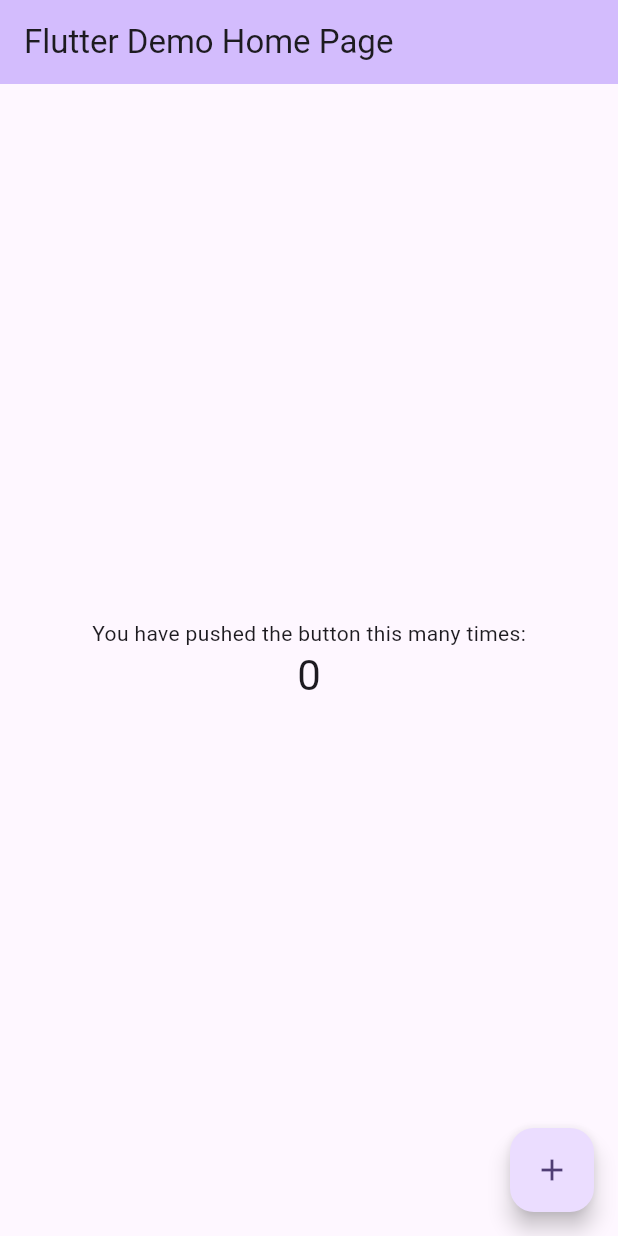
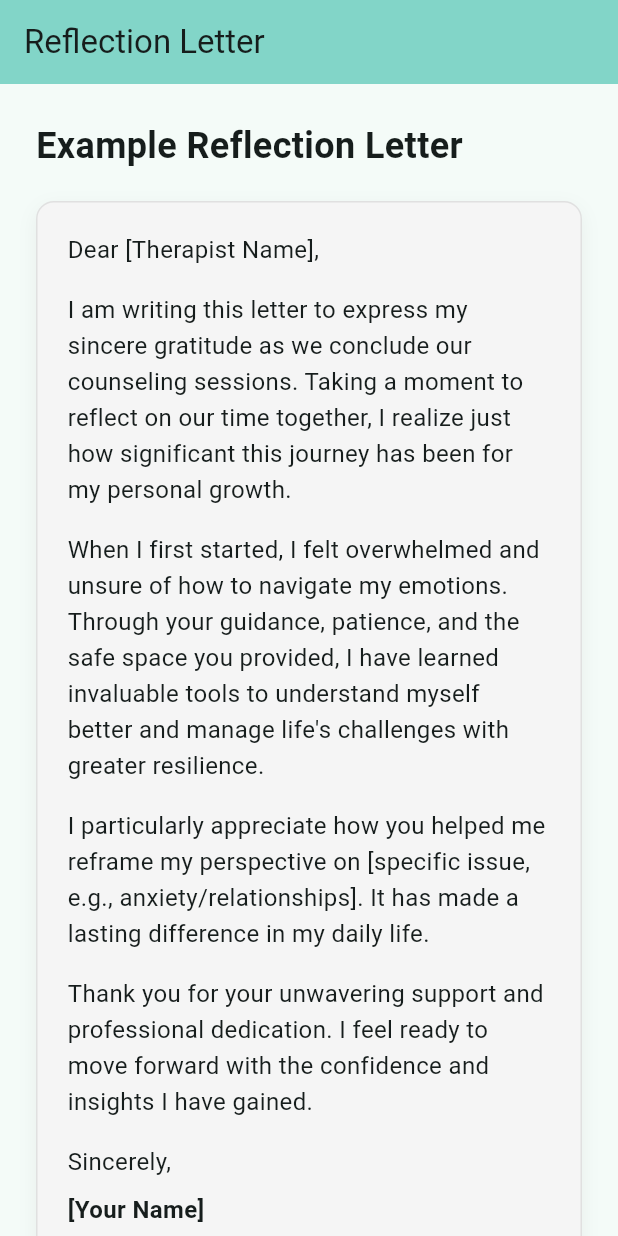
Before and after one commit to could-ai/019acc35-d08b-799b-925f-0cf7ac3dc359, a Flutter app: the screen it shows after launch, on a phone screen of 412 x 824 dp. Run offline on Flutter 3.47's test engine with Material 3 defaults, Android fonts, the phone set to English and light mode, and no system bars.

Commit message:
Created a new screen to display the reflection letter example. This screen includes a styled container for the letter text and a button to simulate copying the content.; Updated main.dart to set the ReflectionLetterScreen as the home page and updated the app theme to a calming teal color suitable for a therapy-related app.

```diff
--- a/usr/lib/main.dart
+++ b/usr/lib/main.dart
@@ -1,4 +1,5 @@
 import 'package:flutter/material.dart';
+import 'reflection_letter_screen.dart';
 
 void main() {
   runApp(const MyApp());
@@ -7,117 +8,19 @@ void main() {
 class MyApp extends StatelessWidget {
   const MyApp({super.key});
 
-  // This widget is the root of your application.
   @override
   Widget build(BuildContext context) {
     return MaterialApp(
-      title: 'Flutter Demo',
+      title: 'Therapy Reflection App',
       debugShowCheckedModeBanner: false,
       theme: ThemeData(
-        // This is the theme of your application.
-        //
-        // TRY THIS: Try running your application with "flutter run". You'll see
-        // the application has a purple toolbar. Then, without quitting the app,
-        // try changing the seedColor in the colorScheme below to Colors.green
-        // and then invoke "hot reload" (save your changes or press the "hot
-        // reload" button in a Flutter-supported IDE, or press "r" if you used
-        // the command line to start the app).
-        //
-        // Notice that the counter didn't reset back to zero; the application
-        // state is not lost during the reload. To reset the state, use hot
-        // restart instead.
-        //
-        // This works for code too, not just values: Most code changes can be
-        // tested with just a hot reload.
-        colorScheme: ColorScheme.fromSeed(seedColor: Colors.deepPurple),
+        colorScheme: ColorScheme.fromSeed(seedColor: Colors.teal),
+        useMaterial3: true,
       ),
       initialRoute: '/',
       routes: {
-        '/': (context) => const MyHomePage(title: 'Flutter Demo Home Page'),
+        '/': (context) => const ReflectionLetterScreen(),
       },
     );
   }
 }
-
-class MyHomePage extends StatefulWidget {
-  const MyHomePage({super.key, required this.title});
-
-  // This widget is the home page of your application. It is stateful, meaning
-  // that it has a State object (defined below) that contains fields that affect
-  // how it looks.
-
-  // This class is the configuration for the state. It holds the values (in this
-  // case the title) provided by the parent (in this case the App widget) and
-  // used by the build method of the State. Fields in a Widget subclass are
-  // always marked "final".
-
-  final String title;
-
-  @override
-  State<MyHomePage> createState() => _MyHomePageState();
-}
-
-class _MyHomePageState extends State<MyHomePage> {
-  int _counter = 0;
-
-  void _incrementCounter() {
-    setState(() {
-      // This call to setState tells the Flutter framework that something has
-      // changed in this State, which causes it to rerun the build method below
-      // so that the display can reflect the updated values. If we changed
-      // _counter without calling setState(), then the build method would not be
-      // called again, and so nothing would appear to happen.
-      _counter++;
-    });
-  }
-
-  @override
-  Widget build(BuildContext context) {
-    // This method is rerun every time setState is called, for instance as done
-    // by the _incrementCounter method above.
-    //
-    // The Flutter framework has been optimized to make rerunning build methods
-    // fast, so that you can just rebuild anything that needs updating rather
-    // than having to individually change instances of widgets.
-    return Scaffold(
-      appBar: AppBar(
-        // TRY THIS: Try changing the color here to a specific color (to
-        // Colors.amber, perhaps?) and trigger a hot reload to see the AppBar
-        // change color while the other colors stay the same.
-        backgroundColor: Theme.of(context).colorScheme.inversePrimary,
-        // Here we take the value from the MyHomePage object that was created by
-        // the App.build method, and use it to set our appbar title.
-        title: Text(widget.title),
-      ),
-      body: Center(
-        // Center is a layout widget. It takes a single child and positions it
-        // in the middle of the parent.
-        child: Column(
-          // Column is also a layout widget. It takes a list of children and
-          // arranges them vertically. By default, it sizes itself to fit its
-          // children horizontally, and tries to be as tall as its parent.
-          //
-          // Column has various properties to control how it sizes itself and
-          // how it positions its children. Here we use mainAxisAlignment to
-          // center the children vertically; the main axis here is the vertical
-          // axis because Columns are vertical (the cross axis would be
-          // horizontal).
-          //
-          // TRY THIS: Invoke "debug painting" (choose the "Toggle Debug Paint"
-          // action in the IDE, or press "p" in the console), to see the
-          // wireframe for each widget.
-          mainAxisAlignment: MainAxisAlignment.center,
-          children: <Widget>[
-            const Text('You have pushed the button this many times:'),
-            Text('$_counter', style: Theme.of(context).textTheme.headlineMedium),
-          ],
-        ),
-      ),
-      floatingActionButton: FloatingActionButton(
-        onPressed: _incrementCounter,
-        tooltip: 'Increment',
-        child: const Icon(Icons.add),
-      ), // This trailing comma makes auto-formatting nicer for build methods.
-    );
-  }
-}
--- /dev/null
+++ b/usr/lib/reflection_letter_screen.dart
@@ -0,0 +1,102 @@
+import 'package:flutter/material.dart';
+
+class ReflectionLetterScreen extends StatelessWidget {
+  const ReflectionLetterScreen({super.key});
+
+  @override
+  Widget build(BuildContext context) {
+    return Scaffold(
+      appBar: AppBar(
+        title: const Text('Reflection Letter'),
+        backgroundColor: Theme.of(context).colorScheme.inversePrimary,
+      ),
+      body: SingleChildScrollView(
+        padding: const EdgeInsets.all(24.0),
+        child: Column(
+          crossAxisAlignment: CrossAxisAlignment.start,
+          children: [
+            const Text(
+              'Example Reflection Letter',
+              style: TextStyle(
+                fontSize: 24,
+                fontWeight: FontWeight.bold,
+              ),
+            ),
+            const SizedBox(height: 20),
+            Container(
+              padding: const EdgeInsets.all(20),
+              decoration: BoxDecoration(
+                color: Colors.grey[100],
+                borderRadius: BorderRadius.circular(12),
+                border: Border.all(color: Colors.grey[300]!),
+                boxShadow: [
+                  BoxShadow(
+                    color: Colors.black.withOpacity(0.05),
+                    blurRadius: 10,
+                    offset: const Offset(0, 4),
+                  ),
+                ],
+              ),
+              child: const Column(
+                crossAxisAlignment: CrossAxisAlignment.start,
+                children: [
+                  Text(
+                    'Dear [Therapist Name],',
+                    style: TextStyle(fontSize: 16, height: 1.5),
+                  ),
+                  SizedBox(height: 16),
+                  Text(
+                    'I am writing this letter to express my sincere gratitude as we conclude our counseling sessions. Taking a moment to reflect on our time together, I realize just how significant this journey has been for my personal growth.',
+                    style: TextStyle(fontSize: 16, height: 1.5),
+                  ),
+                  SizedBox(height: 16),
+                  Text(
+                    'When I first started, I felt overwhelmed and unsure of how to navigate my emotions. Through your guidance, patience, and the safe space you provided, I have learned invaluable tools to understand myself better and manage life\'s challenges with greater resilience.',
+                    style: TextStyle(fontSize: 16, height: 1.5),
+                  ),
+                  SizedBox(height: 16),
+                  Text(
+                    'I particularly appreciate how you helped me reframe my perspective on [specific issue, e.g., anxiety/relationships]. It has made a lasting difference in my daily life.',
+                    style: TextStyle(fontSize: 16, height: 1.5),
+                  ),
+                  SizedBox(height: 16),
+                  Text(
+                    'Thank you for your unwavering support and professional dedication. I feel ready to move forward with the confidence and insights I have gained.',
+                    style: TextStyle(fontSize: 16, height: 1.5),
+                  ),
+                  SizedBox(height: 16),
+                  Text(
+                    'Sincerely,',
+                    style: TextStyle(fontSize: 16, height: 1.5),
+                  ),
+                  SizedBox(height: 8),
+                  Text(
+                    '[Your Name]',
+                    style: TextStyle(fontSize: 16, height: 1.5, fontWeight: FontWeight.bold),
+                  ),
+                ],
+              ),
+            ),
+            const SizedBox(height: 30),
+            SizedBox(
+              width: double.infinity,
+              child: ElevatedButton.icon(
+                onPressed: () {
+                  // Placeholder action for copying or sending
+                  ScaffoldMessenger.of(context).showSnackBar(
+                    const SnackBar(content: Text('Letter template copied to clipboard!')),
+                  );
+                },
+                icon: const Icon(Icons.copy),
+                label: const Text('Copy to Clipboard'),
+                style: ElevatedButton.styleFrom(
+                  padding: const EdgeInsets.symmetric(vertical: 16),
+                ),
+              ),
+            ),
+          ],
+        ),
+      ),
+    );
+  }
+}
```
